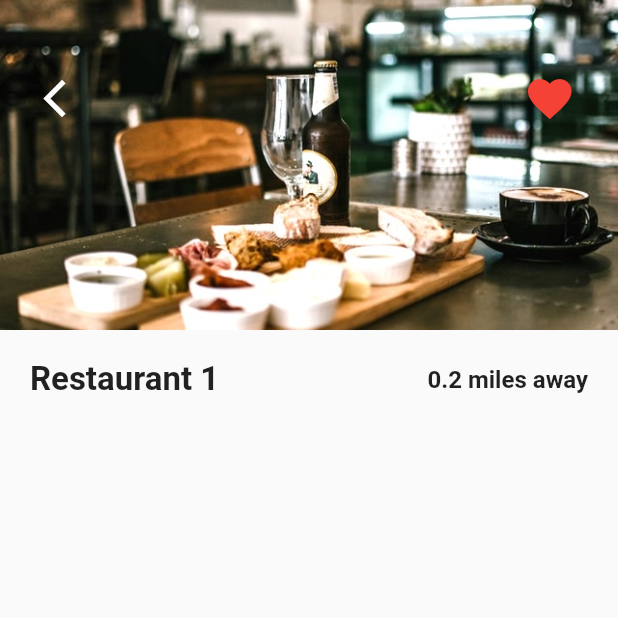
After one commit to mfarhankz/Flutter-Food-Delivery-App, a Flutter app: the screen it shows after launch, after a tap on "Restaurant 1", on a phone screen of 412 x 824 dp, the top half of it. The commit adds this screen. Run offline on Flutter 3.47's test engine with Material 2 defaults, Android fonts, the phone set to English and light mode, and no system bars.

Commit message:
Start Restorent saprate page UI and Navigation

```diff
--- a/lib/screens/home_screen.dart
+++ b/lib/screens/home_screen.dart
@@ -1,4 +1,5 @@
 import 'package:flutter/material.dart';
+import 'package:food_delivery_app/screens/restorent_screen.dart';
 import 'package:food_delivery_app/widgets/recent_orders.dart';
 
 import '../data/data.dart';
@@ -16,7 +17,14 @@ class _HomeScreenState extends State<HomeScreen> {
   _buildRestorents() {
     List<Widget> restorentList = [];
     restaurants.forEach((Restaurant restorent) {
-      restorentList.add(Container(
+      restorentList.add(
+        GestureDetector(
+          onTap: () => Navigator.push(
+              context,
+              MaterialPageRoute(
+                builder: (_) => RestorentScreen(restorent: restorent),
+              )),
+          child: Container(
             margin: const EdgeInsets.symmetric(
               horizontal: 20.0,
               vertical: 10.0,
@@ -30,11 +38,14 @@ class _HomeScreenState extends State<HomeScreen> {
               children: <Widget>[
                 ClipRRect(
                   borderRadius: BorderRadius.circular(15.0),
+                  child: Hero(
+                    tag: restorent.imageUrl,
                     child: Image(
                       height: 150.0,
                       width: 150.0,
                       image: AssetImage(restorent.imageUrl),
                       fit: BoxFit.cover,
+                    ),
                   ),
                 ),
                 Expanded(
@@ -76,7 +87,9 @@ class _HomeScreenState extends State<HomeScreen> {
                 )
               ],
             ),
-      ));
+          ),
+        ),
+      );
     });
     return Column(children: restorentList);
   }
--- /dev/null
+++ b/lib/screens/restorent_screen.dart
@@ -0,0 +1,86 @@
+import 'package:flutter/material.dart';
+import 'package:food_delivery_app/data/data.dart';
+
+import '../models/restaurant.dart';
+
+class RestorentScreen extends StatefulWidget {
+  final Restaurant restorent;
+  const RestorentScreen({required this.restorent});
+
+  @override
+  State<RestorentScreen> createState() => _RestorentScreenState();
+}
+
+class _RestorentScreenState extends State<RestorentScreen> {
+  @override
+  Widget build(BuildContext context) {
+    return Scaffold(
+      body: Column(children: <Widget>[
+        Stack(
+          children: <Widget>[
+            Hero(
+              tag: widget.restorent.imageUrl,
+              child: Image(
+                height: 220.0,
+                width: MediaQuery.of(context).size.width,
+                image: AssetImage(
+                  widget.restorent.imageUrl,
+                ),
+                fit: BoxFit.cover,
+              ),
+            ),
+            Padding(
+              padding: const EdgeInsets.symmetric(
+                horizontal: 20.0,
+                vertical: 40.0,
+              ),
+              child: Row(
+                mainAxisAlignment: MainAxisAlignment.spaceBetween,
+                children: <Widget>[
+                  IconButton(
+                    onPressed: () => Navigator.pop(context),
+                    icon: const Icon(Icons.arrow_back_ios),
+                    color: Colors.white,
+                    iconSize: 30.0,
+                  ),
+                  IconButton(
+                    onPressed: () => {},
+                    icon: const Icon(Icons.favorite),
+                    color: Theme.of(context).primaryColor,
+                    iconSize: 35.0,
+                  )
+                ],
+              ),
+            )
+          ],
+        ),
+        Padding(
+          padding: const EdgeInsets.all(20.0),
+          child: Column(
+            children: <Widget>[
+              Row(
+                mainAxisAlignment: MainAxisAlignment.spaceBetween,
+                children: <Widget>[
+                  Text(
+                    widget.restorent.name,
+                    style: const TextStyle(
+                      fontSize: 22.0,
+                      fontWeight: FontWeight.w600,
+                    ),
+                  ),
+                  const Text(
+                    "0.2 miles away",
+                    style: TextStyle(
+                      fontSize: 16.0,
+                      fontWeight: FontWeight.w600,
+                    ),
+                  ),
+                ],
+              )
+            ],
+          ),
+        ),
+      ]),
+    );
+  }
+}
```
Lines whose indentation alone changed are shown as unchanged.
